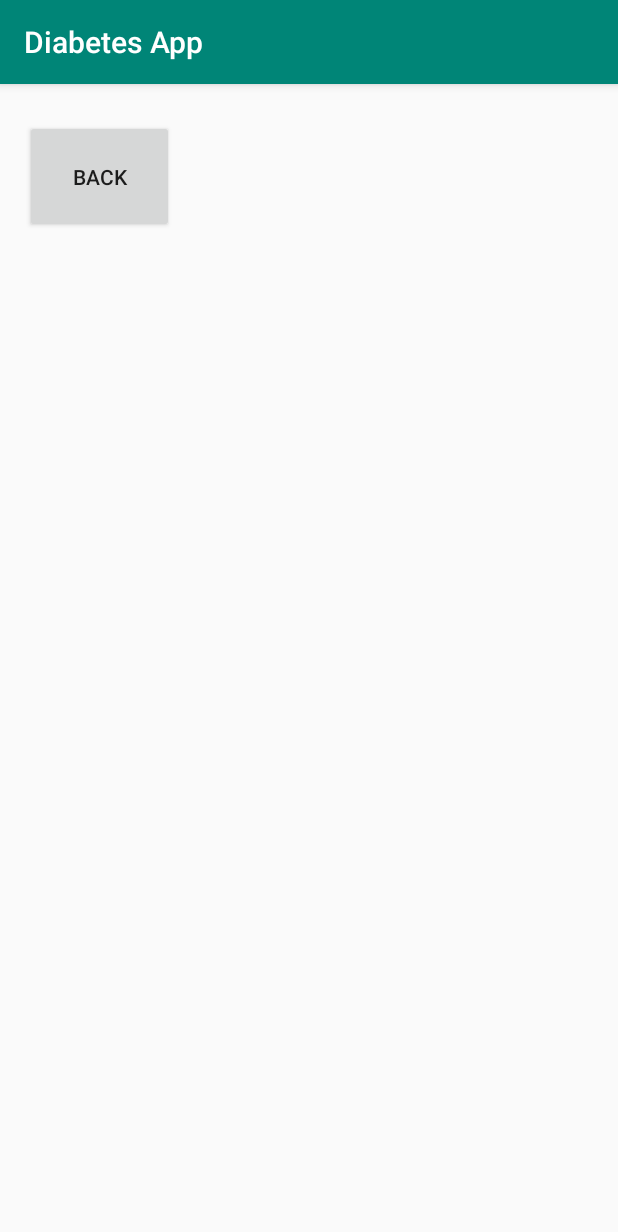
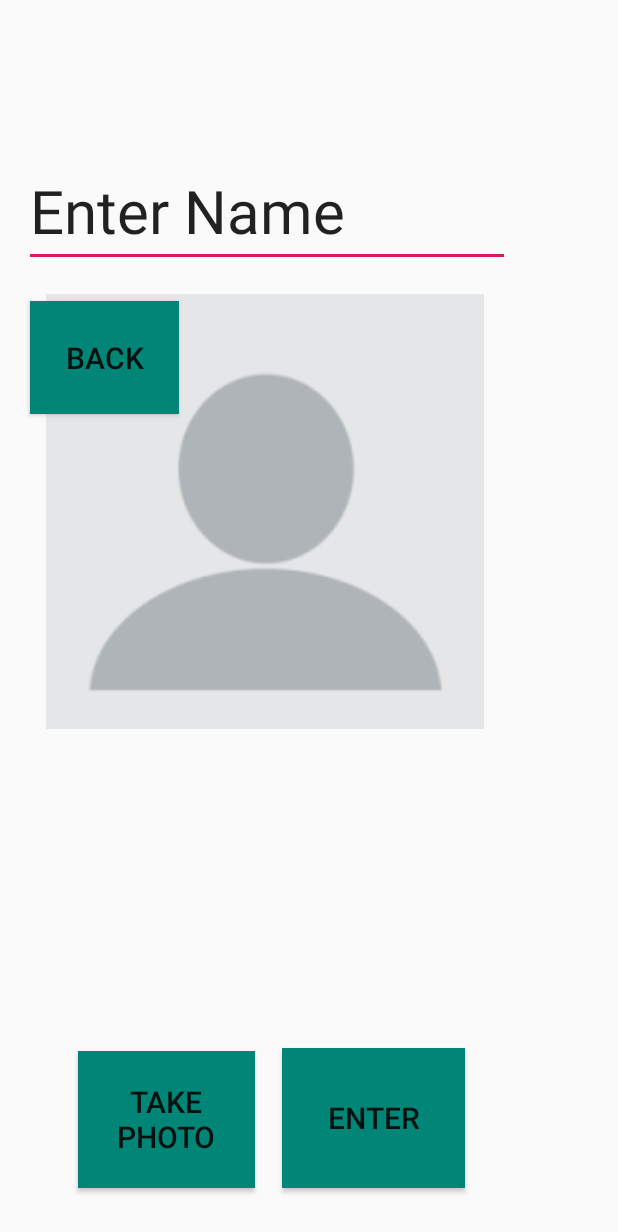
Before and after one commit to sullaVM/trocaire-diabetes-apps, an Android app: the Patient_Signup screen opened directly, with no data from a screen before it, on a phone screen of 412 x 824 dp. Shown: the top 1232 px of the screen. Run offline under Robolectric (Android 15) with nearby library versions, the phone set to English and light mode, and no system bars.

Commit message:
Adding photo

```diff
--- a/DiabetesApp/app/src/main/AndroidManifest.xml
+++ b/DiabetesApp/app/src/main/AndroidManifest.xml
@@ -9,7 +9,8 @@
         android:roundIcon="@mipmap/ic_launcher_round"
         android:supportsRtl="true"
         android:theme="@style/AppTheme">
-        <activity android:name=".Patient_Login"></activity>
+        <activity android:name=".Patient_Data_Enter"></activity>
+        <activity android:name=".Patient_Login" />
         <activity android:name=".Patient_Signup" />
         <activity android:name=".Doctor_Login" />
         <activity android:name=".Doctor_Signup" />
--- a/DiabetesApp/app/src/main/java/com/example/diabetesapp/Patient_Signup.java
+++ b/DiabetesApp/app/src/main/java/com/example/diabetesapp/Patient_Signup.java
@@ -6,10 +6,42 @@ import android.content.Intent;
 import android.os.Bundle;
 import android.view.View;
 import android.widget.Button;
+import android.widget.EditText;
+import android.widget.TextView;
+import android.widget.ImageView;
+
+import java.io.BufferedReader;
+import java.io.BufferedWriter;
+import java.io.File;
+import java.io.FileNotFoundException;
+import java.io.FileReader;
+import java.io.FileWriter;
+import java.io.IOException;
+import android.net.Uri;
+
+import android.media.MediaScannerConnection;
+import android.util.Log;
+import android.provider.MediaStore;
+import android.graphics.Bitmap;
+import android.graphics.ImageDecoder;
+import android.content.Context;
+import android.content.ContextWrapper;
+import java.io.FileOutputStream;
+import android.os.Environment;
+import androidx.core.content.FileProvider;
+import android.graphics.BitmapFactory;
 
 public class Patient_Signup extends AppCompatActivity {
 
+    static final int REQUEST_IMAGE_CAPTURE = 1;
+
     Button back;
+    Button enter;
+    Button cameraB;
+    EditText enterName;
+    ImageView imageView;
+    Bitmap photo;
+    int currentNumber;
 
     @Override
     protected void onCreate(Bundle savedInstanceState) {
@@ -17,16 +49,118 @@ public class Patient_Signup extends AppCompatActivity {
         setContentView(R.layout.activity_patient__signup);
 
         back = findViewById(R.id.back);
+        enter = findViewById(R.id.enter);
+        cameraB = findViewById(R.id.cameraB);
+        enterName = findViewById(R.id.editText);
+        imageView = findViewById(R.id.imageView);
+
         back.setOnClickListener(new View.OnClickListener() {
             @Override
             public void onClick(View view) {
                 back();
             }
         });
+
+        enter.setOnClickListener(new View.OnClickListener() {
+            @Override
+            public void onClick(View view) {
+                enterData();
+            }
+        });
+
+        cameraB.setOnClickListener(new View.OnClickListener() {
+            @Override
+            public void onClick(View view) {
+                takePhoto();
+            }
+        });
+
+        currentNumber = findNumber();
+    }
+
+    private int findNumber(){
+        int val = 1;
+        String[] text;
+        File testFile = new File(this.getExternalFilesDir(null), "TextFile.txt");
+        if (testFile != null) {
+            BufferedReader reader = null;
+            try {
+                reader = new BufferedReader(new FileReader(testFile));
+                String line;
+                while ((line = reader.readLine()) != null) {
+                    text = line.split(" ");
+                    val = Integer.parseInt(text[0]);
+                }
+                reader.close();
+            } catch (Exception e) {
+                Log.e("ReadWriteFile", "Unable to read the TextFile.txt file.");
+            }
+        }
+        return val + 1;
+    }
+
+    private void takePhoto() {
+        Intent takePictureIntent = new Intent(MediaStore.ACTION_IMAGE_CAPTURE);
+        startActivityForResult(takePictureIntent, REQUEST_IMAGE_CAPTURE);
+    }
+
+    private void enterData(){
+        String name = enterName.getText().toString();
+        try {
+            // Creates a file in the primary external storage space of the
+            // current application.
+            // If the file does not exist, it is created.
+            File textFile = new File(this.getExternalFilesDir(null), "TextFile.txt");
+            if (!textFile.exists())
+                textFile.createNewFile();
+
+            // Adds a line to the file
+            BufferedWriter writer = new BufferedWriter(new FileWriter(textFile, true /*append*/));
+            writer.write(currentNumber + " " + name + "\n");
+            writer.close();
+
+            // Refresh the data so it can seen when the device is plugged in a
+            // computer. You may have to unplug and replug the device to see the
+            // latest changes. This is not necessary if the user should not modify
+            // the files.
+            MediaScannerConnection.scanFile(this,
+                    new String[]{textFile.toString()},
+                    null,
+                    null);
+
+            File photoFile = new File(this.getExternalFilesDir(null), "Image" + currentNumber + ".jpg");
+            if (!textFile.exists())
+                textFile.createNewFile();
+            try {
+                FileOutputStream out = new FileOutputStream(photoFile);
+                Bitmap bitmap = photo.copy(photo.getConfig(), true);
+                bitmap.compress(Bitmap.CompressFormat.JPEG, 90, out);
+                out.flush();
+                out.close();
+            } catch (Exception e) {
+                e.printStackTrace();
+            }
+        } catch (IOException e) {
+            Log.e("ReadWriteFile", "Unable to write data.");
+        }
+        currentNumber++;
     }
 
     public void back(){
         Intent intent = new Intent(this, MainActivity.class);
         startActivity(intent);
     }
+
+    @Override
+    protected void onActivityResult(int requestCode, int resultCode, Intent data) {
+        super.onActivityResult(requestCode, resultCode, data);
+        if(resultCode == RESULT_OK) {
+            if (requestCode == REQUEST_IMAGE_CAPTURE) {
+                Bundle extras = data.getExtras();
+                Bitmap imageBitmap = (Bitmap) extras.get("data");
+                photo = imageBitmap;
+                imageView.setImageBitmap(imageBitmap);
+            }
+        }
+    }
 }
--- a/DiabetesApp/app/src/main/res/layout/activity_patient__signup.xml
+++ b/DiabetesApp/app/src/main/res/layout/activity_patient__signup.xml
@@ -10,11 +10,84 @@
         android:id="@+id/back"
         android:layout_width="99dp"
         android:layout_height="75dp"
-        android:layout_marginTop="24dp"
-        android:layout_marginEnd="296dp"
-        android:layout_marginRight="296dp"
+        android:layout_marginStart="20dp"
+        android:layout_marginLeft="20dp"
+        android:layout_marginBottom="548dp"
+        android:background="@color/colorPrimary"
         android:text="Back"
-        app:layout_constraintEnd_toEndOf="parent"
+        android:textSize="20dp"
+        app:layout_constraintBottom_toBottomOf="parent"
+        app:layout_constraintStart_toStartOf="parent" />
+
+    <EditText
+        android:id="@+id/editText"
+        android:layout_width="324dp"
+        android:layout_height="66dp"
+        android:layout_marginStart="16dp"
+        android:layout_marginLeft="16dp"
+        android:layout_marginTop="112dp"
+        android:ems="10"
+        android:inputType="textPersonName"
+        android:text="Enter Name"
+        android:textSize="40dp"
+        app:layout_constraintStart_toStartOf="parent"
         app:layout_constraintTop_toTopOf="parent" />
 
+    <Button
+        android:id="@+id/cameraB"
+        android:layout_width="118dp"
+        android:layout_height="91dp"
+        android:layout_marginStart="52dp"
+        android:layout_marginLeft="52dp"
+        android:layout_marginBottom="32dp"
+        android:background="@color/colorPrimary"
+        android:text="Take Photo"
+        android:textSize="20dp"
+        app:layout_constraintBottom_toBottomOf="parent"
+        app:layout_constraintStart_toStartOf="parent" />
+
+    <Button
+        android:id="@+id/enter"
+        android:layout_width="122dp"
+        android:layout_height="93dp"
+        android:layout_marginStart="188dp"
+        android:layout_marginLeft="188dp"
+        android:layout_marginBottom="32dp"
+        android:background="@color/colorPrimary"
+        android:text="Enter"
+        android:textSize="20dp"
+        app:layout_constraintBottom_toBottomOf="parent"
+        app:layout_constraintStart_toStartOf="parent" />
+
+    <ImageView
+        android:id="@+id/imageView"
+        android:layout_width="313dp"
+        android:layout_height="290dp"
+        android:layout_marginStart="20dp"
+        android:layout_marginLeft="20dp"
+        android:layout_marginTop="196dp"
+        android:layout_marginBottom="8dp"
+        app:layout_constraintBottom_toBottomOf="parent"
+        app:layout_constraintStart_toStartOf="parent"
+        app:layout_constraintTop_toTopOf="parent"
+        app:layout_constraintVertical_bias="0.0"
+        app:srcCompat="@drawable/blank_icon" /><![CDATA[
+
+
+
+    EditText
+        android:id="@+id/editText2"
+        android:layout_width="wrap_content"
+        android:layout_height="wrap_content"
+        android:layout_marginStart="16dp"
+        android:layout_marginLeft="16dp"
+        android:layout_marginBottom="436dp"
+        android:ems="10"
+        android:inputType="textPersonName"
+        android:text="Name"
+        app:layout_constraintBottom_toBottomOf="parent"
+        app:layout_constraintStart_toStartOf="parent" />
+
+
+]]>
 </androidx.constraintlayout.widget.ConstraintLayout>
--- a/DiabetesApp/app/src/main/res/values/styles.xml
+++ b/DiabetesApp/app/src/main/res/values/styles.xml
@@ -1,7 +1,7 @@
 <resources>
 
     <!-- Base application theme. -->
-    <style name="AppTheme" parent="Theme.AppCompat.Light.DarkActionBar">
+    <style name="AppTheme" parent="Theme.AppCompat.Light.NoActionBar">
         <!-- Customize your theme here. -->
         <item name="colorPrimary">@color/colorPrimary</item>
         <item name="colorPrimaryDark">@color/colorPrimaryDark</item>
```
Also changed, not shown: DiabetesApp/app/src/main/java/com/example/diabetesapp/Patient_Data_Enter.java (added, +66 -0 lines), DiabetesApp/app/src/main/java/com/example/diabetesapp/Patient_Login.java (+73 -1 lines), DiabetesApp/app/src/main/res/layout/activity_main.xml (+11 -11 lines), DiabetesApp/app/src/main/res/layout/activity_patient__data__enter.xml (added, +32 -0 lines), DiabetesApp/app/src/main/res/layout/activity_patient__login.xml (+24 -3 lines), DiabetesApp/app/src/main/res/drawable-v24/blank_icon.PNG (added).
